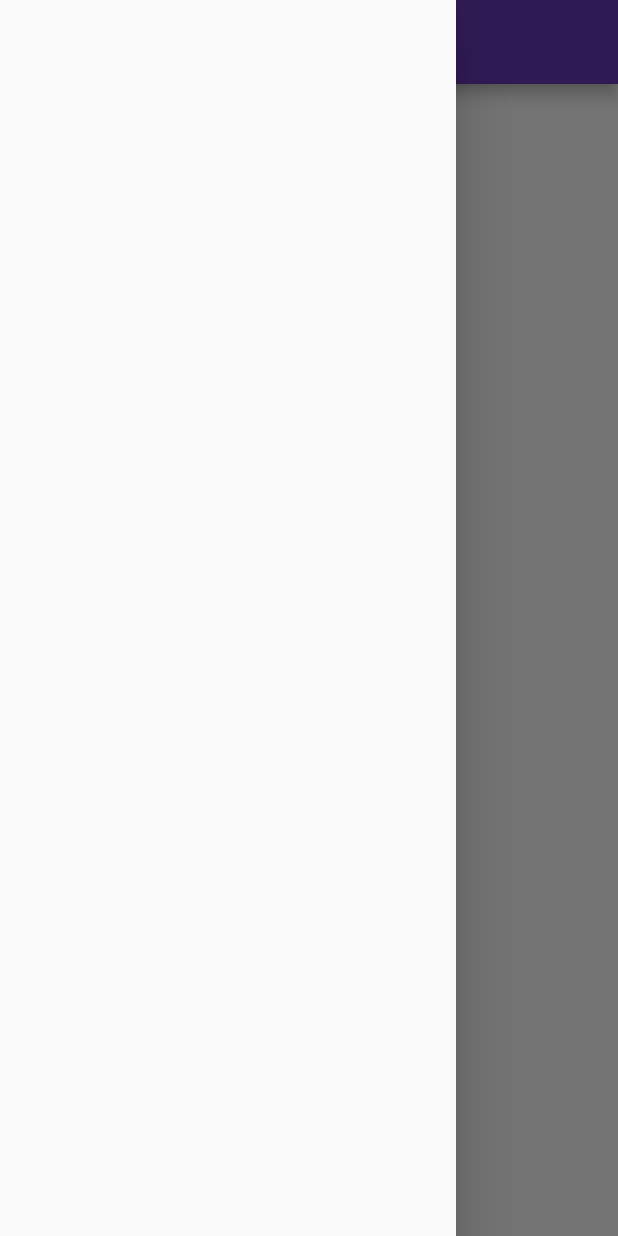
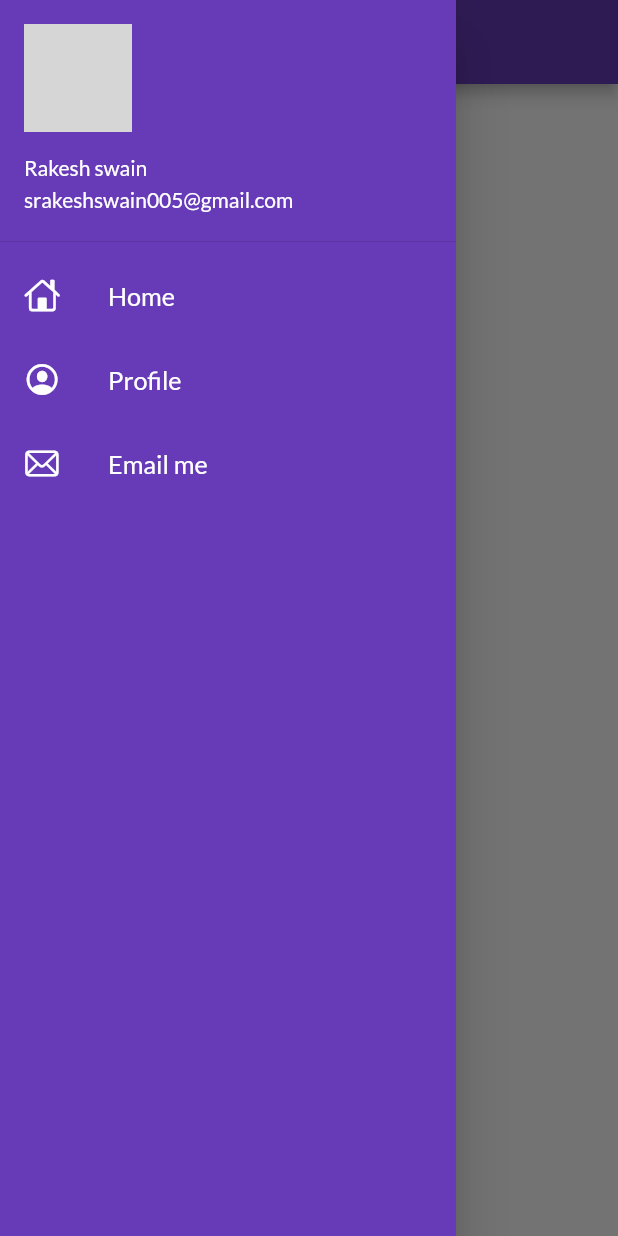
Before and after one commit to Rakesh-swain/flutter_catalog, a Flutter app: the HomeScreen screen opened by its route, with the side drawer open, on a phone screen of 412 x 824 dp. Run offline on Flutter 3.47's test engine with Material 2 defaults, Android fonts, the phone set to English and light mode, and no system bars; our stand-ins replace google_fonts; network calls fail; grey boxes are pictures that could not be loaded.

Commit message:
drawer added

```diff
--- a/lib/screens/home_screen.dart
+++ b/lib/screens/home_screen.dart
@@ -1,4 +1,6 @@
 import 'package:flutter/material.dart';
+
+import '../widgets/drawer.dart';
 
 class HomeScreen extends StatelessWidget {
   @override
@@ -6,7 +8,7 @@ class HomeScreen extends StatelessWidget {
     return Scaffold(
       appBar: AppBar(title: const Text('Catalog App')),
       body: const Center(child: Text('Welcome to flutter code')),
-      drawer: const Drawer(),
+      drawer: MyDrawer(),
     );
   }
 }
--- /dev/null
+++ b/lib/widgets/drawer.dart
@@ -0,0 +1,62 @@
+import 'package:flutter/cupertino.dart';
+import 'package:flutter/material.dart';
+
+class MyDrawer extends StatelessWidget {
+  Widget build(BuildContext context) {
+    const imageurl = "https://avatars.githubusercontent.com/u/81509342?v=4";
+    return Drawer(
+      child: Container(
+        color: Colors.deepPurple,
+        child: ListView(
+          padding: EdgeInsets.zero,
+          children: const [
+            DrawerHeader(
+              padding: EdgeInsets.zero,
+              child: UserAccountsDrawerHeader(
+                margin: EdgeInsets.zero,
+                accountName: Text('Rakesh swain'),
+                accountEmail: Text('srakeshswain005@gmail.com'),
+                currentAccountPicture: CircleAvatar(
+                  backgroundImage: NetworkImage(imageurl),
+                ),
+              ),
+            ),
+            ListTile(
+              leading: Icon(
+                CupertinoIcons.home,
+                color: Colors.white,
+              ),
+              title: Text(
+                'Home',
+                textScaleFactor: 1.2,
+                style: TextStyle(color: Colors.white),
+              ),
+            ),
+            ListTile(
+              leading: Icon(
+                CupertinoIcons.profile_circled,
+                color: Colors.white,
+              ),
+              title: Text(
+                'Profile',
+                textScaleFactor: 1.2,
+                style: TextStyle(color: Colors.white),
+              ),
+            ),
+            ListTile(
+              leading: Icon(
+                CupertinoIcons.mail,
+                color: Colors.white,
+              ),
+              title: Text(
+                'Email me',
+                textScaleFactor: 1.2,
+                style: TextStyle(color: Colors.white),
+              ),
+            ),
+          ],
+        ),
+      ),
+    );
+  }
+}
```
